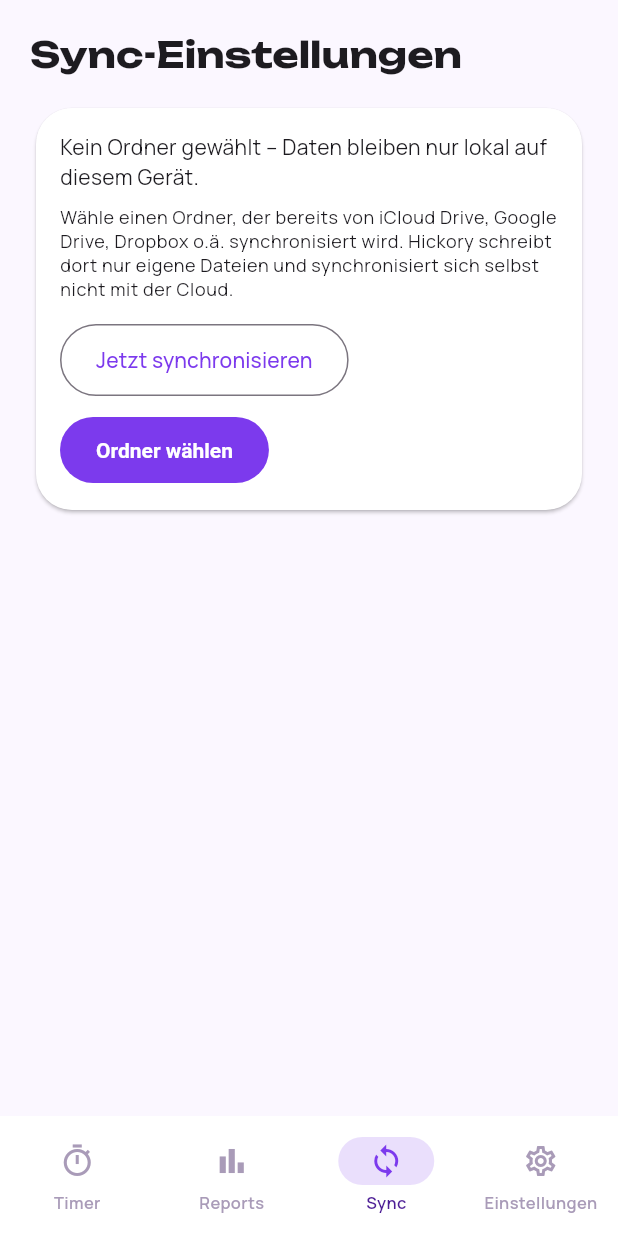
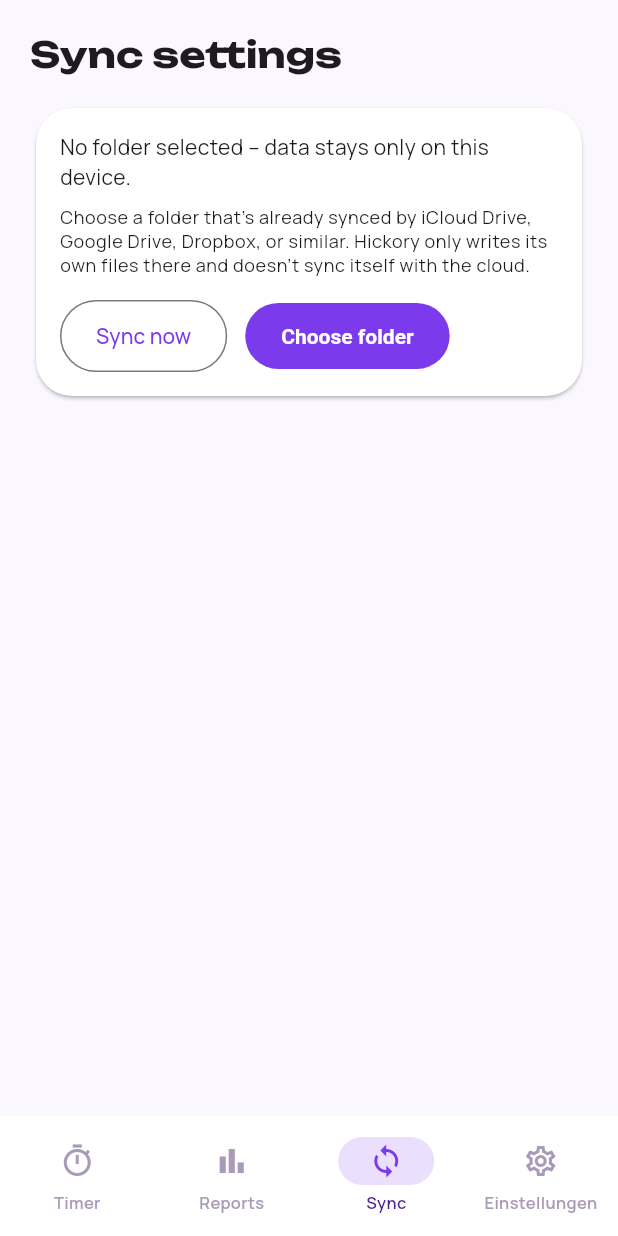
Before and after one commit to mordilion/Hickory, a Flutter app: the screen it shows after launch, item 3 of the bottom bar chosen, on a phone screen of 412 x 824 dp. Run offline on Flutter 3.47's test engine with Material 3 defaults, Android fonts, the phone set to English and light mode, and no system bars; our stand-ins replace csv, drift, file_picker, flutter_riverpod, google_fonts, package_info_plus and 3 more; missing offline and left inert: launch_at_startup, tray_manager, window_manager; accounts and stored records are empty; generated files the repository leaves out were written again; statements that could not run were skipped.

Commit message:
Extract settings and sync screen strings into ARB files
Co-Authored-By: Claude Fable 5 <noreply@anthropic.com>

```diff
--- a/lib/features/sync/sync_screen.dart
+++ b/lib/features/sync/sync_screen.dart
@@ -3,6 +3,7 @@ import 'package:flutter/material.dart';
 import 'package:flutter_riverpod/flutter_riverpod.dart';
 
 import '../../core/di/sync_providers.dart';
+import '../../l10n/app_localizations.dart';
 
 class SyncScreen extends ConsumerStatefulWidget {
   const SyncScreen({super.key});
@@ -22,8 +23,10 @@ class _SyncScreenState extends ConsumerState<SyncScreen> {
     });
     try {
       final picked = await pickAndApplySyncFolder(ref);
+      if (!mounted) return;
+      final l10n = AppLocalizations.of(context);
       setState(() {
-        _statusMessage = picked == null ? null : 'Ordner gewählt: $picked';
+        _statusMessage = picked == null ? null : l10n.syncFolderChosen(picked);
       });
     } finally {
       if (mounted) setState(() => _busy = false);
@@ -38,7 +41,9 @@ class _SyncScreenState extends ConsumerState<SyncScreen> {
     try {
       final ingestor = await ref.read(syncIngestorProvider.future);
       await ingestor.syncNow();
-      setState(() => _statusMessage = 'Synchronisierung abgeschlossen.');
+      if (!mounted) return;
+      final l10n = AppLocalizations.of(context);
+      setState(() => _statusMessage = l10n.syncCompleted);
     } finally {
       if (mounted) setState(() => _busy = false);
     }
@@ -46,6 +51,7 @@ class _SyncScreenState extends ConsumerState<SyncScreen> {
 
   @override
   Widget build(BuildContext context) {
+    final l10n = AppLocalizations.of(context);
     final folderAsync = ref.watch(configuredSyncFolderPathProvider);
 
     return SingleChildScrollView(
@@ -53,7 +59,7 @@ class _SyncScreenState extends ConsumerState<SyncScreen> {
       child: Column(
         crossAxisAlignment: CrossAxisAlignment.start,
         children: [
-          Text('Sync-Einstellungen', style: Theme.of(context).textTheme.headlineSmall),
+          Text(l10n.syncTitle, style: Theme.of(context).textTheme.headlineSmall),
           const SizedBox(height: 16),
           Card(
             child: Padding(
@@ -64,17 +70,15 @@ class _SyncScreenState extends ConsumerState<SyncScreen> {
                   folderAsync.when(
                     data: (path) => Text(
                       path == null
-                          ? 'Kein Ordner gewählt – Daten bleiben nur lokal auf diesem Gerät.'
-                          : 'Sync-Ordner: $path',
+                          ? l10n.syncNoFolderSelected
+                          : l10n.syncFolderPath(path),
                     ),
                     loading: () => const LinearProgressIndicator(),
-                    error: (e, _) => Text('Fehler: $e'),
+                    error: (e, _) => Text(l10n.syncError('$e')),
                   ),
                   const SizedBox(height: 8),
                   Text(
-                    'Wähle einen Ordner, der bereits von iCloud Drive, Google Drive, '
-                    'Dropbox o.ä. synchronisiert wird. Hickory schreibt dort nur '
-                    'eigene Dateien und synchronisiert sich selbst nicht mit der Cloud.',
+                    l10n.syncFolderDescription,
                     style: Theme.of(context).textTheme.bodySmall,
                   ),
                   if (_statusMessage != null) ...[
@@ -88,11 +92,11 @@ class _SyncScreenState extends ConsumerState<SyncScreen> {
                     children: [
                       OutlinedButton(
                         onPressed: _busy ? null : _syncNow,
-                        child: const Text('Jetzt synchronisieren'),
+                        child: Text(l10n.syncNowButton),
                       ),
                       FilledButton(
                         onPressed: _busy ? null : _pickFolder,
-                        child: const Text('Ordner wählen'),
+                        child: Text(l10n.syncChooseFolderButton),
                       ),
                     ],
                   ),
--- a/lib/l10n/app_en.arb
+++ b/lib/l10n/app_en.arb
@@ -4,5 +4,18 @@
   "trayQuit": "Quit",
   "trayBackgroundNotice": "Hickory keeps running in the background.",
   "settingsLanguage": "Language",
-  "settingsLanguageSystem": "System default ({language})"
+  "settingsLanguageSystem": "System default ({language})",
+  "settingsTitle": "Settings",
+  "settingsAutostart": "Launch at system startup",
+  "settingsDateFormat": "Date format",
+  "settingsTimeFormat": "Time format",
+  "syncTitle": "Sync settings",
+  "syncNoFolderSelected": "No folder selected – data stays only on this device.",
+  "syncFolderPath": "Sync folder: {path}",
+  "syncError": "Error: {error}",
+  "syncFolderDescription": "Choose a folder that's already synced by iCloud Drive, Google Drive, Dropbox, or similar. Hickory only writes its own files there and doesn't sync itself with the cloud.",
+  "syncNowButton": "Sync now",
+  "syncChooseFolderButton": "Choose folder",
+  "syncFolderChosen": "Folder selected: {path}",
+  "syncCompleted": "Sync completed."
 }
--- a/lib/l10n/app_localizations.dart
+++ b/lib/l10n/app_localizations.dart
@@ -135,6 +135,84 @@ abstract class AppLocalizations {
   /// In de, this message translates to:
   /// **'Systemstandard ({language})'**
   String settingsLanguageSystem(String language);
+
+  /// No description provided for @settingsTitle.
+  ///
+  /// In de, this message translates to:
+  /// **'Einstellungen'**
+  String get settingsTitle;
+
+  /// No description provided for @settingsAutostart.
+  ///
+  /// In de, this message translates to:
+  /// **'Beim Systemstart öffnen'**
+  String get settingsAutostart;
+
+  /// No description provided for @settingsDateFormat.
+  ///
+  /// In de, this message translates to:
+  /// **'Datumsformat'**
+  String get settingsDateFormat;
+
+  /// No description provided for @settingsTimeFormat.
+  ///
+  /// In de, this message translates to:
+  /// **'Zeitformat'**
+  String get settingsTimeFormat;
+
+  /// No description provided for @syncTitle.
+  ///
+  /// In de, this message translates to:
+  /// **'Sync-Einstellungen'**
+  String get syncTitle;
+
+  /// No description provided for @syncNoFolderSelected.
+  ///
+  /// In de, this message translates to:
+  /// **'Kein Ordner gewählt – Daten bleiben nur lokal auf diesem Gerät.'**
+  String get syncNoFolderSelected;
+
+  /// No description provided for @syncFolderPath.
+  ///
+  /// In de, this message translates to:
+  /// **'Sync-Ordner: {path}'**
+  String syncFolderPath(String path);
+
+  /// No description provided for @syncError.
+  ///
+  /// In de, this message translates to:
+  /// **'Fehler: {error}'**
+  String syncError(String error);
+
+  /// No description provided for @syncFolderDescription.
+  ///
+  /// In de, this message translates to:
+  /// **'Wähle einen Ordner, der bereits von iCloud Drive, Google Drive, Dropbox o.ä. synchronisiert wird. Hickory schreibt dort nur eigene Dateien und synchronisiert sich selbst nicht mit der Cloud.'**
+  String get syncFolderDescription;
+
+  /// No description provided for @syncNowButton.
+  ///
+  /// In de, this message translates to:
+  /// **'Jetzt synchronisieren'**
+  String get syncNowButton;
+
+  /// No description provided for @syncChooseFolderButton.
+  ///
+  /// In de, this message translates to:
+  /// **'Ordner wählen'**
+  String get syncChooseFolderButton;
+
+  /// No description provided for @syncFolderChosen.
+  ///
+  /// In de, this message translates to:
+  /// **'Ordner gewählt: {path}'**
+  String syncFolderChosen(String path);
+
+  /// No description provided for @syncCompleted.
+  ///
+  /// In de, this message translates to:
+  /// **'Synchronisierung abgeschlossen.'**
+  String get syncCompleted;
 }
 
 class _AppLocalizationsDelegate
--- a/lib/l10n/app_localizations_en.dart
+++ b/lib/l10n/app_localizations_en.dart
@@ -24,4 +24,51 @@ class AppLocalizationsEn extends AppLocalizations {
   String settingsLanguageSystem(String language) {
     return 'System default ($language)';
   }
+
+  @override
+  String get settingsTitle => 'Settings';
+
+  @override
+  String get settingsAutostart => 'Launch at system startup';
+
+  @override
+  String get settingsDateFormat => 'Date format';
+
+  @override
+  String get settingsTimeFormat => 'Time format';
+
+  @override
+  String get syncTitle => 'Sync settings';
+
+  @override
+  String get syncNoFolderSelected =>
+      'No folder selected – data stays only on this device.';
+
+  @override
+  String syncFolderPath(String path) {
+    return 'Sync folder: $path';
+  }
+
+  @override
+  String syncError(String error) {
+    return 'Error: $error';
+  }
+
+  @override
+  String get syncFolderDescription =>
+      'Choose a folder that\'s already synced by iCloud Drive, Google Drive, Dropbox, or similar. Hickory only writes its own files there and doesn\'t sync itself with the cloud.';
+
+  @override
+  String get syncNowButton => 'Sync now';
+
+  @override
+  String get syncChooseFolderButton => 'Choose folder';
+
+  @override
+  String syncFolderChosen(String path) {
+    return 'Folder selected: $path';
+  }
+
+  @override
+  String get syncCompleted => 'Sync completed.';
 }
```
Also changed, not shown: lib/features/settings/settings_screen.dart (+6 -4 lines), lib/l10n/app_de.arb (+29 -1 lines), lib/l10n/app_es.arb (+14 -1 lines), lib/l10n/app_fr.arb (+14 -1 lines), lib/l10n/app_it.arb (+14 -1 lines), lib/l10n/app_localizations_de.dart (+47 -0 lines), lib/l10n/app_localizations_es.dart (+47 -0 lines), lib/l10n/app_localizations_fr.dart (+47 -0 lines), lib/l10n/app_localizations_it.dart (+47 -0 lines), lib/l10n/app_localizations_nl.dart (+47 -0 lines), lib/l10n/app_nl.arb (+14 -1 lines).
